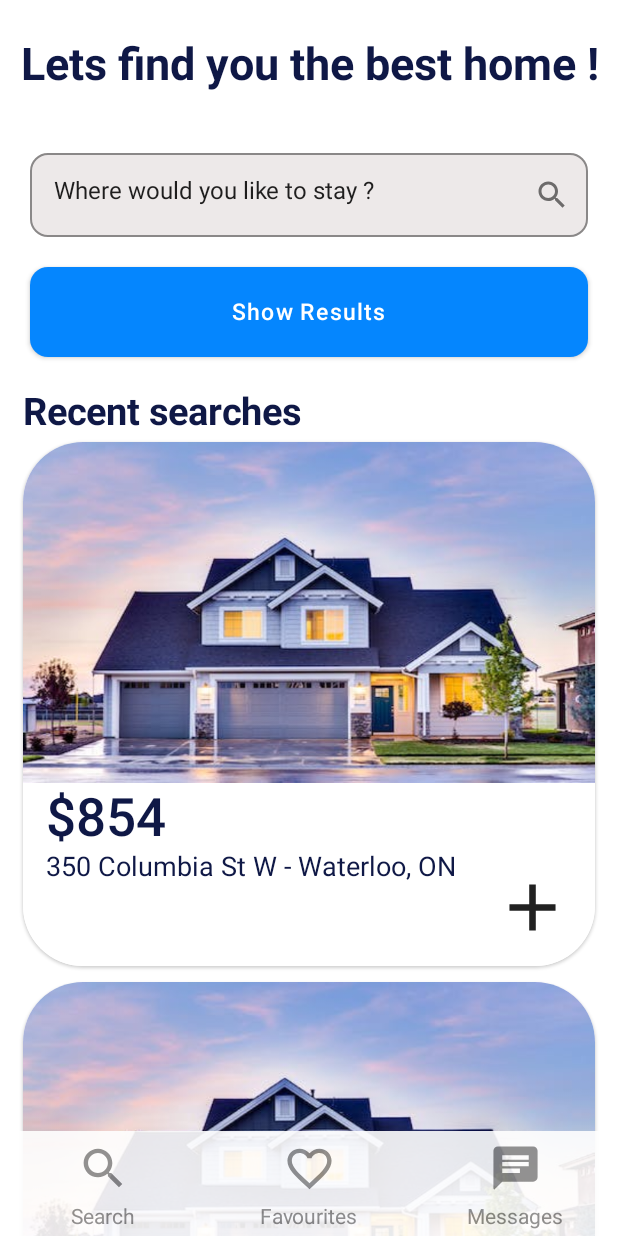
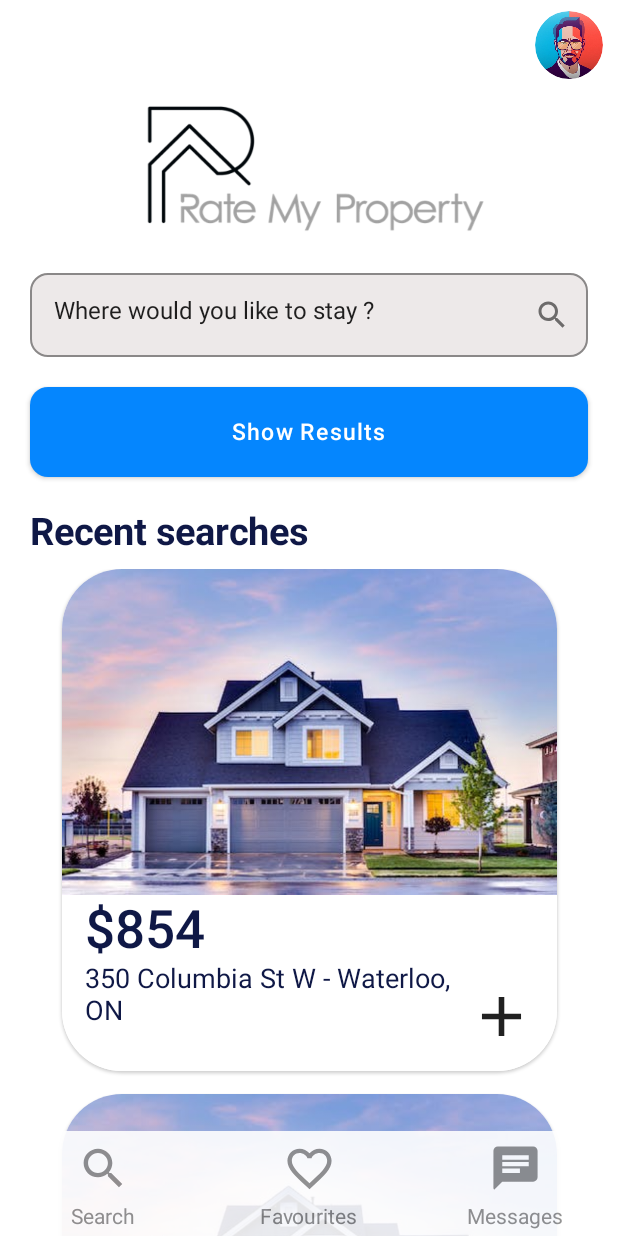
Before and after one commit to mhd5uhail/RateMyProperty, an Android app built with Jetpack Compose: the @Preview function SearchScreenPreview, on a phone screen of 412 x 824 dp. Run offline under Robolectric (Android 15) with nearby library versions, the phone set to English and light mode, and no system bars.

Commit message:
Search screen UI has been updated

```diff
--- /dev/null
+++ b/app/src/main/java/com/mhdsuhail/ratemyproperty/data/preview/NavItemsPreviewProvider.kt
@@ -0,0 +1,15 @@
+package com.mhdsuhail.ratemyproperty.data.preview
+
+import androidx.compose.ui.tooling.preview.PreviewParameterProvider
+import com.mhdsuhail.ratemyproperty.R
+import com.mhdsuhail.ratemyproperty.data.NavBarItem
+
+class NavItemsPreviewProvider : PreviewParameterProvider<List<NavBarItem>> {
+    override val values = sequenceOf(
+        listOf(
+            NavBarItem(R.drawable.search, "Search", "Search Page"),
+            NavBarItem(R.drawable.favourite, "Favourites", "Favourites List"),
+            NavBarItem(R.drawable.chat, "Messages", "Messages")
+        )
+    )
+}
--- /dev/null
+++ b/app/src/main/java/com/mhdsuhail/ratemyproperty/data/preview/PropertyListProvider.kt
@@ -0,0 +1,10 @@
+package com.mhdsuhail.ratemyproperty.data.preview
+
+import androidx.compose.ui.tooling.preview.PreviewParameterProvider
+import com.mhdsuhail.ratemyproperty.data.Property
+
+class PropertyListProvider : PreviewParameterProvider<List<Property>> {
+    override val values = sequenceOf(
+        PropertyPreviewParameterProvider().values.toList()
+    )
+}
--- a/app/src/main/java/com/mhdsuhail/ratemyproperty/ui/navbar/BottomNavBar.kt
+++ b/app/src/main/java/com/mhdsuhail/ratemyproperty/ui/navbar/BottomNavBar.kt
@@ -16,33 +16,31 @@ import androidx.compose.ui.graphics.Color
 import androidx.compose.ui.res.painterResource
 import com.mhdsuhail.ratemyproperty.R
 import androidx.compose.ui.tooling.preview.Preview
+import androidx.compose.ui.tooling.preview.PreviewParameter
 import androidx.compose.ui.unit.dp
 import androidx.compose.ui.unit.sp
 import com.mhdsuhail.ratemyproperty.data.NavBarItem
+import com.mhdsuhail.ratemyproperty.data.preview.NavItemsPreviewProvider
 import com.mhdsuhail.ratemyproperty.ui.theme.RateMyPropertyTheme
 
 @Preview
 @Composable
-fun BottomNavBarPreview() {
+fun BottomNavBarPreview( @PreviewParameter(NavItemsPreviewProvider::class) navItems: List<NavBarItem>) {
     RateMyPropertyTheme {
         Surface() {
-            BottomNavBar()
+            BottomNavBar(navItems)
         }
     }
 }
 
 
 @Composable
-fun BottomNavBar() {
+fun BottomNavBar(navItems: List<NavBarItem>) {
 
     // TODO: Parameterize BottomNavBar and move NavBarItems to AppModule and
     //  make it a singleton instance
 
-    val listOfNavItems = listOf(
-        NavBarItem(R.drawable.search,"Search","Search Page"),
-        NavBarItem(R.drawable.favourite,"Favourites","Favourites List"),
-        NavBarItem(R.drawable.chat,"Messages","Messages")
-    )
+
     Surface(modifier = Modifier.alpha(0.9f)) {
         Row(
             modifier = Modifier
@@ -50,7 +48,7 @@ fun BottomNavBar() {
                 .height(70.dp), verticalAlignment = Alignment.CenterVertically
         ) {
 
-            listOfNavItems.forEach { navBarItem ->
+            navItems.forEach { navBarItem ->
                 Box(
                     modifier = Modifier
                         .fillMaxSize()
--- a/app/src/main/java/com/mhdsuhail/ratemyproperty/ui/property/PropertyInfoCard.kt
+++ b/app/src/main/java/com/mhdsuhail/ratemyproperty/ui/property/PropertyInfoCard.kt
@@ -32,28 +32,28 @@ fun PropertyInfoCardPreview(
 }
 
 @Composable
-fun PropertyInfoCard(property: Property) {
+fun PropertyInfoCard( property: Property,modifier: Modifier = Modifier) {
 
     RateMyPropertyTheme() {
 
         Card(shape = RoundedCornerShape(40.dp), modifier = Modifier
-            .fillMaxWidth()
-            .height(360.dp)
-            .padding(top = 5.dp, bottom = 5.dp)) {
+            .width(330.dp)
+            .height(350.dp)
+            .padding(bottom = 15.dp)) {
             Surface {
-                Column(modifier = Modifier.fillMaxSize()) {
-                    Box(modifier = Modifier
+                Column(modifier = modifier.fillMaxSize()) {
+                    Box(modifier = modifier
                         .fillMaxHeight(0.65F)
                         .fillMaxWidth()){
                         Image(
                             painter = painterResource(id = R.drawable.propertyprop2),
                             contentDescription = "",
-                            modifier = Modifier.fillMaxSize(),
+                            modifier = modifier.fillMaxSize(),
                             contentScale = ContentScale.FillBounds
                         )
                     }
                     Column(
-                        modifier = Modifier
+                        modifier = modifier
                             .fillMaxSize()
                             .padding(
                                 start = 15.dp,
@@ -63,7 +63,7 @@ fun PropertyInfoCard(property: Property) {
                             .fillMaxSize(0.5F)
                     ) {
                         Text(
-                            modifier = Modifier
+                            modifier = modifier
                                 .padding(top = 1.dp)
                                 .fillMaxWidth(),
                             text = "${property.currency}" + property.price.toString(),
@@ -74,22 +74,22 @@ fun PropertyInfoCard(property: Property) {
                         Row(
                             horizontalArrangement = Arrangement.Start,
                             verticalAlignment = Alignment.Top,
-                            modifier = Modifier.fillMaxWidth()
+                            modifier = modifier.fillMaxWidth()
                         ) {
                             Text(
-                                modifier = Modifier
+                                modifier = modifier
                                     .padding(top = 1.dp)
                                     .fillMaxWidth(0.85F),
                                 text = "${property.address.street} - ${property.address.city}," + " ${property.address.state}",
                                 fontSize = 18.sp,
                                 color = primaryTextColor
                             )
-                            IconButton( modifier = Modifier.fillMaxSize(),
+                            IconButton( modifier = modifier.fillMaxSize(),
                                 onClick = { /*TODO*/ }) {
                                 Icon(
                                     imageVector = Icons.Default.Add,
                                     contentDescription = "Favourites",
-                                    modifier = Modifier.fillMaxSize()
+                                    modifier = modifier.fillMaxSize()
                                 )
                             }
                         }
--- a/app/src/main/java/com/mhdsuhail/ratemyproperty/ui/property/PropertyList.kt
+++ b/app/src/main/java/com/mhdsuhail/ratemyproperty/ui/property/PropertyList.kt
@@ -1,26 +1,46 @@
 package com.mhdsuhail.ratemyproperty.ui.searchscreen
+
+import androidx.compose.foundation.layout.Arrangement
 import androidx.compose.foundation.layout.Column
 import androidx.compose.foundation.layout.fillMaxSize
 import androidx.compose.foundation.layout.padding
 import androidx.compose.foundation.lazy.LazyColumn
 import androidx.compose.foundation.lazy.items
 import androidx.compose.runtime.Composable
+import androidx.compose.ui.Alignment
 import androidx.compose.ui.Modifier
+import androidx.compose.ui.tooling.preview.Preview
+import androidx.compose.ui.tooling.preview.PreviewParameter
 import androidx.compose.ui.unit.dp
 import com.mhdsuhail.ratemyproperty.data.Property
+import com.mhdsuhail.ratemyproperty.data.preview.PropertyListProvider
+import com.mhdsuhail.ratemyproperty.data.preview.PropertyPreviewParameterProvider
 import com.mhdsuhail.ratemyproperty.ui.propertycard.PropertyInfoCard
+import com.mhdsuhail.ratemyproperty.ui.theme.RateMyPropertyTheme
+
+@Preview
+@Composable
+fun PropertyListPreview(@PreviewParameter(PropertyListProvider::class) properties: List<Property>) {
+    RateMyPropertyTheme() {
+        PropertyList(listOfProperties = properties)
+    }
+}
 
 @Composable
-fun PropertyList(listOfProperties: List<Property>){
-    Column(modifier = Modifier
-        .fillMaxSize()
-        .padding(start = 15.dp, end = 15.dp)) {
-        Column(Modifier.fillMaxSize()) {
-            LazyColumn(modifier = Modifier.fillMaxSize()){
-                items(listOfProperties){ property->
-                    PropertyInfoCard(property)
-                }
+fun PropertyList(listOfProperties: List<Property>,modifier: Modifier = Modifier) {
+    Column(
+        modifier = modifier
+            .fillMaxSize(),
+        horizontalAlignment = Alignment.CenterHorizontally,
+        verticalArrangement = Arrangement.Center
+    ) {
+
+        LazyColumn(horizontalAlignment = Alignment.CenterHorizontally
+            ,modifier = modifier.fillMaxSize()) {
+            items(listOfProperties) { property ->
+                PropertyInfoCard(property)
             }
         }
+
     }
 }
--- a/app/src/main/java/com/mhdsuhail/ratemyproperty/ui/searchscreen/SearchBar.kt
+++ b/app/src/main/java/com/mhdsuhail/ratemyproperty/ui/searchscreen/SearchBar.kt
@@ -14,11 +14,11 @@ import com.mhdsuhail.ratemyproperty.ui.theme.textFieldBackGround
 
 
 @Composable
-fun SearchBar() {
+fun SearchBar(modifier: Modifier = Modifier) {
     Column(
         verticalArrangement = Arrangement.Center,
         horizontalAlignment = Alignment.CenterHorizontally,
-        modifier = Modifier
+        modifier = modifier
             .fillMaxWidth()
             .height(180.dp)
     ) {
--- a/app/src/main/java/com/mhdsuhail/ratemyproperty/ui/searchscreen/SearchScreen.kt
+++ b/app/src/main/java/com/mhdsuhail/ratemyproperty/ui/searchscreen/SearchScreen.kt
@@ -1,62 +1,110 @@
 package com.mhdsuhail.ratemyproperty.ui.searchscreen
 
+import androidx.compose.foundation.Image
 import androidx.compose.foundation.layout.*
+import androidx.compose.foundation.shape.CircleShape
 import com.mhdsuhail.ratemyproperty.ui.theme.primaryTextColor
 import androidx.compose.material.*
-import androidx.compose.material.icons.Icons
-import androidx.compose.material.icons.filled.Add
-import androidx.compose.material.icons.filled.List
 import androidx.compose.runtime.Composable
+import androidx.compose.ui.Alignment
 import androidx.compose.ui.Modifier
+import androidx.compose.ui.draw.clip
+import androidx.compose.ui.layout.ContentScale
+import androidx.compose.ui.res.painterResource
 import androidx.compose.ui.text.font.FontWeight
 import androidx.compose.ui.text.style.TextAlign
 import androidx.compose.ui.tooling.preview.Preview
 import androidx.compose.ui.unit.dp
 import androidx.compose.ui.unit.sp
+import com.mhdsuhail.ratemyproperty.R
 import com.mhdsuhail.ratemyproperty.data.Property
+import com.mhdsuhail.ratemyproperty.data.preview.NavItemsPreviewProvider
 import com.mhdsuhail.ratemyproperty.data.preview.PropertyPreviewParameterProvider
 import com.mhdsuhail.ratemyproperty.ui.navbar.BottomNavBar
 import com.mhdsuhail.ratemyproperty.ui.theme.RateMyPropertyTheme
 
-@Preview(showSystemUi = true)
+@Preview
 @Composable
-fun SearchScreenPreview(){
+fun SearchScreenPreview() {
+    RateMyPropertyTheme() {
         SearchScreen(PropertyPreviewParameterProvider().values.toList())
     }
+}
+
+
+//@Preview
+//@Composable
+//fun TopActionBarPreview() {
+//    RateMyPropertyTheme {
+//        TopActionBar()
+//    }
+//}
 
 @Composable
-fun TopActionBar(){
+fun TopActionBar() {
 
+    Surface {
+
+        Row(
+            modifier = Modifier
+                .fillMaxWidth()
+                .height(60.dp)
+                .padding(start = 10.dp, end = 10.dp),
+            verticalAlignment = Alignment.CenterVertically,
+            horizontalArrangement = Arrangement.End
+        ) {
+
+            IconButton(
+                onClick = { /*TODO*/ },
+                modifier = Modifier
+                    .clip(CircleShape)
+                    .size(45.dp)
+            ) {
+                Image(
+                    modifier = Modifier
+                        .fillMaxSize()
+                        .clip(CircleShape), // Descriptive Image
+                    painter = painterResource(id = R.drawable.sample_realtor_2),
+                    contentScale = ContentScale.Crop,
+                    contentDescription = "Realtor Contact Picture"
+                )
+            }
+        }
+    }
 }
 
 @Composable
 fun SearchScreen(recentlyViewedProperties: List<Property>) {
     val scaffoldState = rememberScaffoldState()
+    val navItems = NavItemsPreviewProvider().values.elementAt(0)
 
-    RateMyPropertyTheme() {
 
-        Scaffold(scaffoldState = scaffoldState, bottomBar = { BottomNavBar() }) {
+    Scaffold(scaffoldState = scaffoldState,
+        topBar = { TopActionBar() },
+        bottomBar = { BottomNavBar(navItems) }) {
 
         Column(
             modifier = Modifier
-                        .fillMaxSize()
+                .fillMaxSize(), verticalArrangement = Arrangement.Center,
         ) {
-                    WelcomeBanner()
+            WelcomeBanner(modifier = Modifier.height(100.dp))
             SearchBar()
             /** TODO: When a property is searched for (type something and press search
              * PropertyList gets populated with the search results and the
              * recent searches Text changes to a search filter with several options
              **/
-                    Text(text = "Recent searches",
+            Text(
+                text = "Recent searches",
                 textAlign = TextAlign.Start,
                 fontWeight = FontWeight.Bold,
                 color = primaryTextColor,
                 fontSize = 25.sp,
-                        modifier = Modifier.padding(start =  15.dp))
-                    PropertyList(recentlyViewedProperties)
+                modifier = Modifier.padding(start = 20.dp)
+            )
+            Spacer(modifier = Modifier.height(10.dp))
+            PropertyList(listOfProperties = recentlyViewedProperties)
         }
 
     }
 
 }
-}
--- a/app/src/main/java/com/mhdsuhail/ratemyproperty/ui/searchscreen/WelcomeBanner.kt
+++ b/app/src/main/java/com/mhdsuhail/ratemyproperty/ui/searchscreen/WelcomeBanner.kt
@@ -1,30 +1,56 @@
 package com.mhdsuhail.ratemyproperty.ui.searchscreen
 
+import androidx.compose.foundation.Image
 import androidx.compose.foundation.layout.*
+import androidx.compose.foundation.shape.RoundedCornerShape
+import androidx.compose.material.Card
+import androidx.compose.material.Surface
 import androidx.compose.material.Text
 import androidx.compose.runtime.Composable
 import androidx.compose.ui.Alignment
+import com.mhdsuhail.ratemyproperty.R
 import androidx.compose.ui.Modifier
+import androidx.compose.ui.draw.blur
+import androidx.compose.ui.draw.clip
+import androidx.compose.ui.graphics.Color
+import androidx.compose.ui.layout.ContentScale
+import androidx.compose.ui.res.painterResource
+import androidx.compose.ui.semantics.Role.Companion.Image
 import androidx.compose.ui.text.font.FontWeight
 import androidx.compose.ui.text.style.TextAlign
+import androidx.compose.ui.tooling.preview.Preview
 import androidx.compose.ui.unit.dp
 import androidx.compose.ui.unit.sp
+import com.mhdsuhail.ratemyproperty.ui.theme.Blue200
+import com.mhdsuhail.ratemyproperty.ui.theme.RateMyPropertyTheme
 import com.mhdsuhail.ratemyproperty.ui.theme.primaryTextColor
 
+
+@Preview
 @Composable
-fun WelcomeBanner(){
+fun WelcomeBannerPreview() {
+    RateMyPropertyTheme() {
+        androidx.compose.material.Surface {
+            WelcomeBanner()
+        }
+    }
+}
+
+@Composable
+fun WelcomeBanner(modifier: Modifier = Modifier) {
     Column(
         verticalArrangement = Arrangement.Center,
         horizontalAlignment = Alignment.CenterHorizontally,
-        modifier = Modifier
-            .fillMaxWidth()
-            .height(80.dp)
-            .padding(start = 5.dp, end = 5.dp, top = 5.dp)){
-        Text(text = "Lets find you the best home !",
-            textAlign = TextAlign.Center,
-            fontWeight = FontWeight.Bold,
-            color = primaryTextColor,
-            fontSize = 30.sp,
-            modifier = Modifier.fillMaxWidth())
+        modifier = modifier
+    ) {
+
+        Image(
+            painter = painterResource(id = R.drawable.rmplogo),
+            contentDescription = "RateMyPropertyLogo",
+            contentScale = ContentScale.Fit,
+            modifier = modifier.fillMaxSize()
+        )
+
+
     }
 }
```
Also changed, not shown: app/src/main/java/com/mhdsuhail/ratemyproperty/ui/propertyscreen/PropertyScreen.kt (renamed from app/src/main/java/com/mhdsuhail/ratemyproperty/ui/propertyScreen/PropertyScreen.kt, +1 -7 lines), app/src/main/res/drawable-mdpi/rmplogo.png (added). Lines whose indentation alone changed are shown as unchanged.
